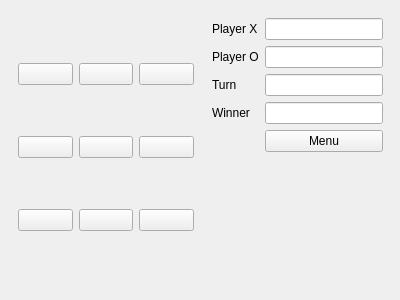
Old version of the form gamewidget.ui in the repository DonAurelio/graphic-tic-tac-toe.
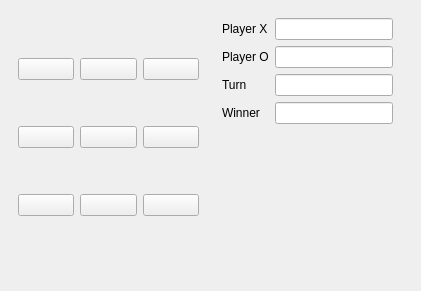
New version of the form. Icons and pictures are not drawn.

```diff
--- a/gamewidget.ui
+++ b/gamewidget.ui
@@ -6,8 +6,8 @@
    <rect>
     <x>0</x>
     <y>0</y>
-    <width>400</width>
-    <height>300</height>
+    <width>421</width>
+    <height>291</height>
    </rect>
   </property>
   <property name="windowTitle">
@@ -21,8 +21,8 @@
     <rect>
      <x>9</x>
      <y>9</y>
-     <width>381</width>
-     <height>281</height>
+     <width>401</width>
+     <height>271</height>
     </rect>
    </property>
    <layout class="QHBoxLayout" name="horizontalLayout">
@@ -33,8 +33,8 @@
         <rect>
          <x>9</x>
          <y>9</y>
-         <width>176</width>
-         <height>261</height>
+         <width>181</width>
+         <height>241</height>
         </rect>
        </property>
        <layout class="QGridLayout" name="gridLayout">
@@ -113,7 +113,7 @@
          <x>9</x>
          <y>9</y>
          <width>171</width>
-         <height>261</height>
+         <height>241</height>
         </rect>
        </property>
        <layout class="QFormLayout" name="formLayout">
@@ -157,13 +157,6 @@
         <item row="3" column="1">
          <widget class="QLineEdit" name="lineEditWinner"/>
         </item>
-        <item row="4" column="1">
-         <widget class="QPushButton" name="pushButtonMenu">
-          <property name="text">
-           <string>Menu</string>
-          </property>
-         </widget>
-        </item>
        </layout>
       </widget>
      </widget>
```
Left out of the diff: 14 changed lines with no effect on the pictures.
